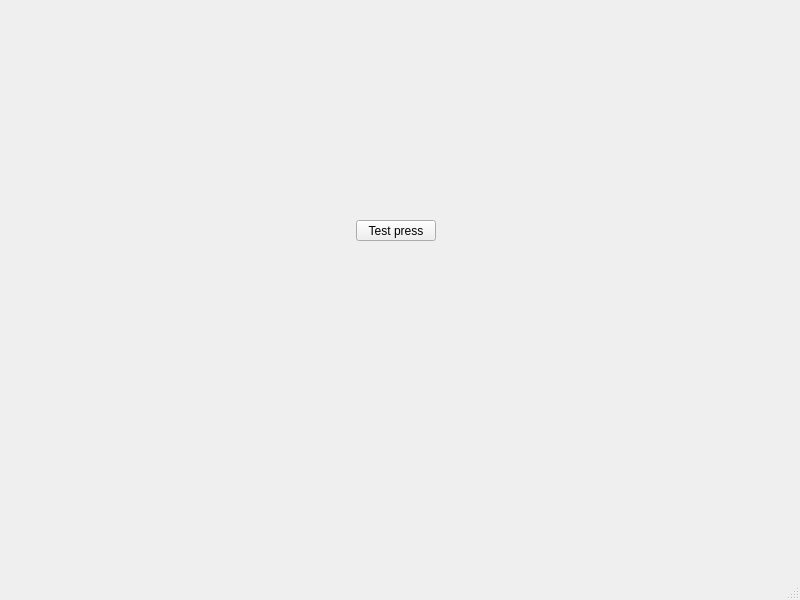
First picture: the form in mainwindow.ui, repository myag0tin/NotesApp, before the edit.
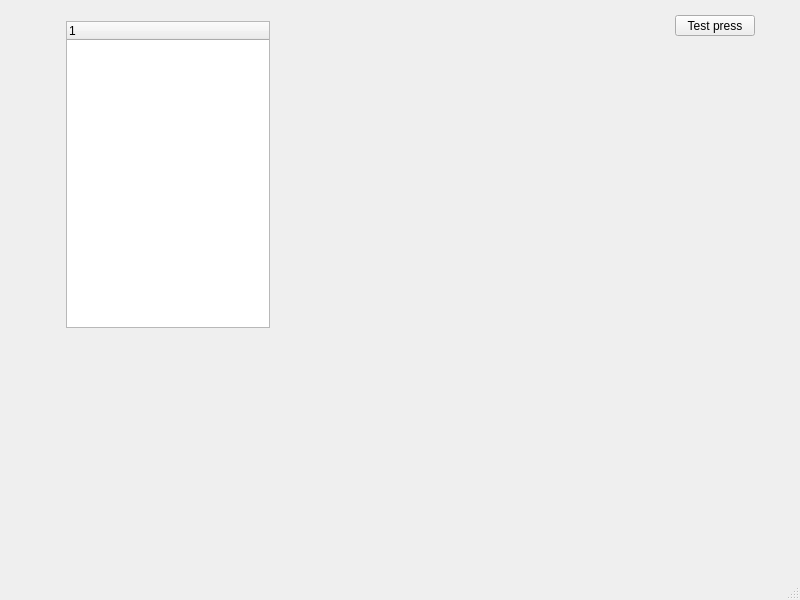
Second picture: the form after the edit.

Commit message: new db class

Patch:
```diff
--- a/mainwindow.ui
+++ b/mainwindow.ui
@@ -17,8 +17,8 @@
    <widget class="QPushButton" name="testButton">
     <property name="geometry">
      <rect>
-      <x>356</x>
-      <y>220</y>
+      <x>675</x>
+      <y>15</y>
       <width>80</width>
       <height>21</height>
      </rect>
@@ -27,6 +27,21 @@
      <string>Test press</string>
     </property>
    </widget>
+   <widget class="QTreeWidget" name="treeWidget">
+    <property name="geometry">
+     <rect>
+      <x>66</x>
+      <y>21</y>
+      <width>204</width>
+      <height>307</height>
+     </rect>
+    </property>
+    <column>
+     <property name="text">
+      <string notr="true">1</string>
+     </property>
+    </column>
+   </widget>
   </widget>
   <widget class="QMenuBar" name="menubar">
    <property name="geometry">
```
The commit also changes 3 other files.
